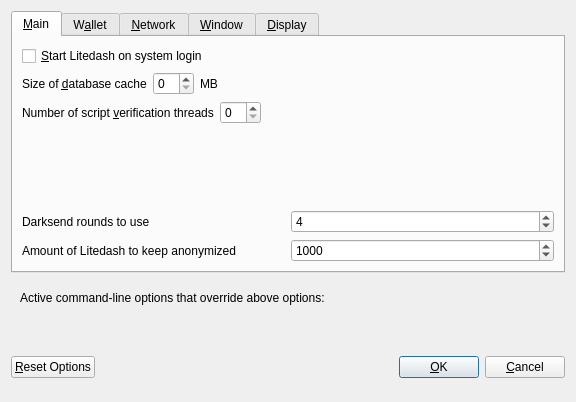
Above: src/qt/forms/optionsdialog.ui from FactorBackup/factor-1 before the change. Below: the same form after it.
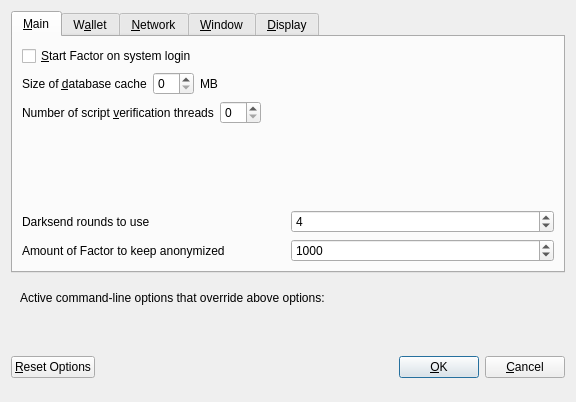
That is the form after the change. Custom widgets are drawn as their Qt base class.

What changed in the file:
```diff
--- a/src/qt/forms/optionsdialog.ui
+++ b/src/qt/forms/optionsdialog.ui
@@ -33,7 +33,7 @@
           <string>Automatically start Litedash after logging in to the system.</string>
          </property>
          <property name="text">
-          <string>&amp;Start Litedash on system login</string>
+          <string>&amp;Start Factor on system login</string>
          </property>
         </widget>
        </item>
@@ -177,7 +177,7 @@
             <string notr="true"/>
            </property>
            <property name="text">
-            <string>Amount of Litedash to keep anonymized</string>
+            <string>Amount of Factor to keep anonymized</string>
            </property>
           </widget>
          </item>
```
Left out of the diff: 8 changed lines with no effect on the pictures.
